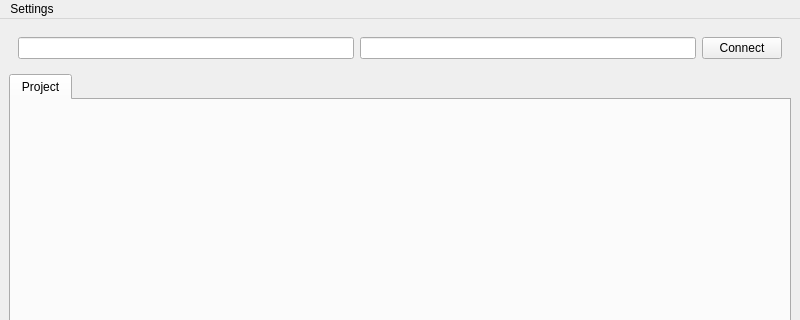
Old version of the form scripts/packages/gnocchi/gnocchi/assets/project.ui in the repository cvisionai/tator; both pictures show x 0 to 800 and y 0 to 320 of the 800 by 600 pixel window.
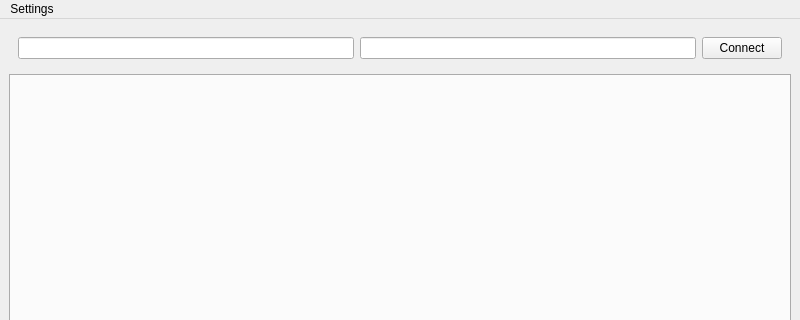
New version of the form.

Commit message: Populate tab widgets with project names

```diff
--- a/scripts/packages/gnocchi/gnocchi/assets/project.ui
+++ b/scripts/packages/gnocchi/gnocchi/assets/project.ui
@@ -52,18 +52,18 @@
     </item>
     <item>
      <widget class="QTabWidget" name="tabWidget">
+      <property name="minimumSize">
+       <size>
+        <width>640</width>
+        <height>480</height>
+       </size>
+      </property>
       <property name="tabShape">
        <enum>QTabWidget::Rounded</enum>
       </property>
       <property name="currentIndex">
        <number>0</number>
       </property>
-      <widget class="QWidget" name="projectsTab">
-       <attribute name="title">
-        <string>Project</string>
-       </attribute>
-       <zorder>widget</zorder>
-      </widget>
      </widget>
     </item>
    </layout>
```
Left out of the diff: 4 changed lines with no effect on the pictures. The commit also changes 1 other file.
